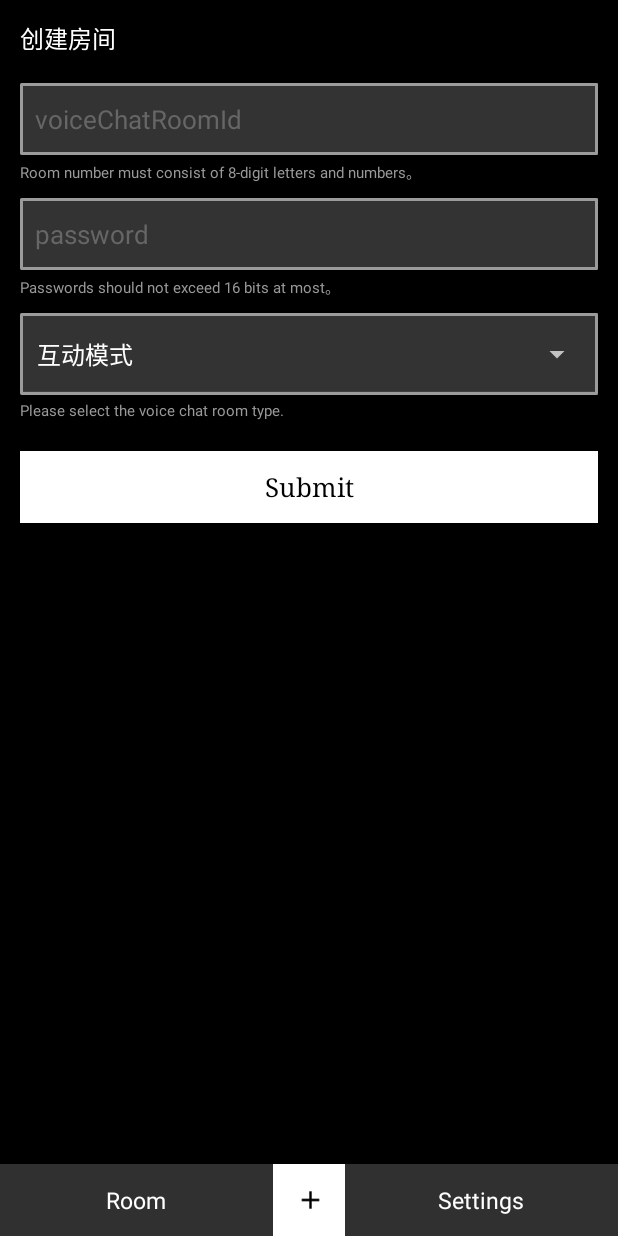
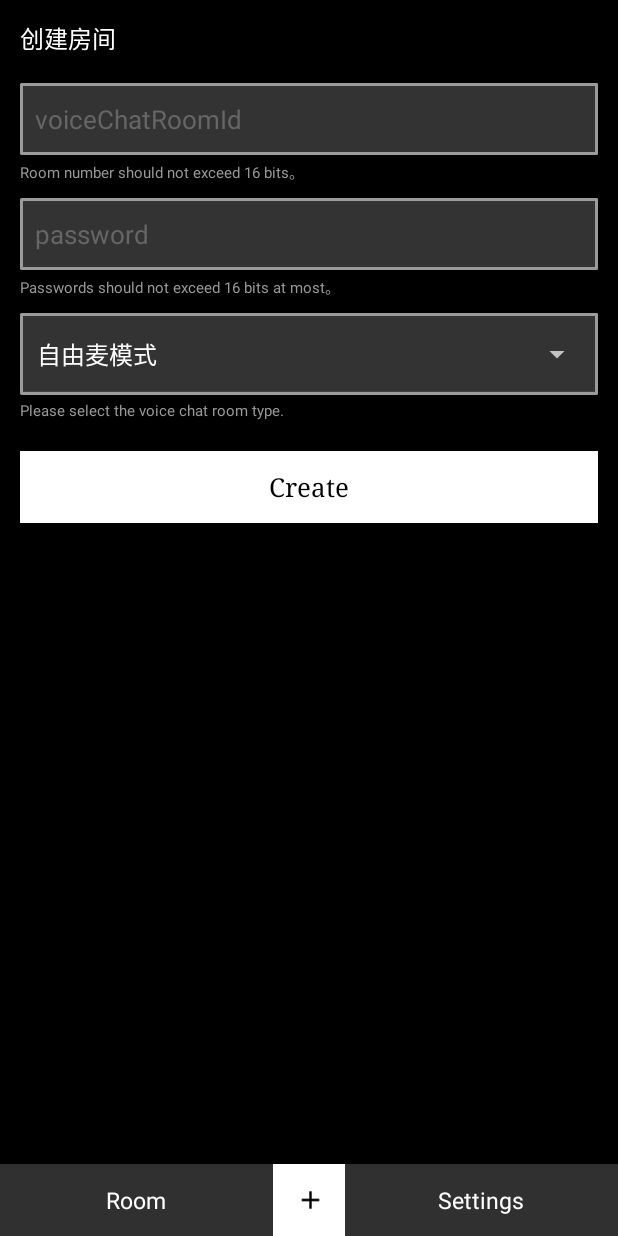
Before and after one commit to easemob/liveroom-android, an Android app: the fragment CreateFragment placed in its activity, on a phone screen of 412 x 824 dp. Run offline under Robolectric (Android 15) with nearby library versions, the phone set to English and light mode, and no system bars; our stand-ins replace Volley; network calls fail; 1 statement that could not run was skipped.

Commit message:
修改创建语聊房间界面UI

```diff
--- a/app/src/main/java/com/hyphenate/liveroom/ui/CreateFragment.java
+++ b/app/src/main/java/com/hyphenate/liveroom/ui/CreateFragment.java
@@ -100,9 +100,9 @@ public class CreateFragment extends BaseFragment implements View.OnClickListener
             return;
         }
 
-        if (TextUtils.isEmpty(password)) {
+        if (roomName.length() > 16 || password.length() > 16) {
             easeTipDialog = new EaseTipDialog.Builder(getContext()).setStyle(EaseTipDialog.TipDialogStyle.ERROR)
-                    .setTitle(R.string.tip_error).setMessage(R.string.tip_plz_input_account_and_pwd).build();
+                    .setTitle(R.string.tip_error).setMessage(R.string.tip_plz_username_password_not_exceed_16_bits).build();
             easeTipDialog.show();
             return;
         }
@@ -146,7 +146,7 @@ public class CreateFragment extends BaseFragment implements View.OnClickListener
         dismissTipDialog();
     }
 
-    private void dismissTipDialog(){
+    private void dismissTipDialog() {
         if (easeTipDialog != null && easeTipDialog.isShowing()) {
             easeTipDialog.dismiss();
         }
--- a/app/src/main/res/layout/fragment_create.xml
+++ b/app/src/main/res/layout/fragment_create.xml
@@ -16,13 +16,14 @@
         android:id="@+id/et_room_name"
         style="@style/login_input_style"
         android:layout_marginTop="18dp"
-        android:hint="@string/voice_chatroom_id" />
+        android:hint="@string/voice_chatroom_id"
+        android:maxLength="16" />
 
     <TextView
         android:layout_width="match_parent"
         android:layout_height="wrap_content"
         android:layout_marginTop="3dp"
-        android:text="@string/room_number_must_consist_of_8_digit_letters_and_numbers"
+        android:text="@string/room_number_should_not_exceed_16_bits_at_most"
         android:textColor="@color/text_color_gray"
         android:textSize="10sp" />
 
@@ -31,7 +32,8 @@
         style="@style/login_input_style"
         android:layout_marginTop="10dp"
         android:hint="@string/password"
-        android:inputType="textPassword" />
+        android:inputType="textPassword"
+        android:maxLength="16" />
 
     <TextView
         android:layout_width="match_parent"
@@ -66,5 +68,5 @@
         android:id="@+id/btn_create"
         style="@style/login_button_style"
         android:layout_marginTop="20dp"
-        android:text="@string/submit" />
+        android:text="@string/create" />
 </LinearLayout>
--- a/app/src/main/res/values/arrays.xml
+++ b/app/src/main/res/values/arrays.xml
@@ -1,7 +1,7 @@
 <?xml version="1.0" encoding="utf-8"?>
 <resources>
     <string-array name="type">
-        <item>互动模式</item>
+        <item>自由麦模式</item>
         <item>主持模式</item>
         <item>抢麦模式</item>
     </string-array>
--- a/app/src/main/res/values/strings.xml
+++ b/app/src/main/res/values/strings.xml
@@ -32,11 +32,12 @@
     <!-- create voice chatroom start -->
     <string name="create_voice_chat_room">Create VoiceChatRoom</string>
     <string name="voice_chatroom_id">voiceChatRoomId</string>
-    <string name="room_number_must_consist_of_8_digit_letters_and_numbers">Room number must consist of 8-digit letters and numbers。</string>
+    <string name="room_number_should_not_exceed_16_bits_at_most">Room number should not exceed 16 bits。</string>
     <string name="password_should_not_exceed_16_bits_at_most">Passwords should not exceed 16 bits at most。</string>
     <string name="room_type_choice">Please select the voice chat room type.</string>
-    <string name="submit">Submit</string>
+    <string name="create">Create</string>
     <string name="tip_plz_input_account_and_pwd">Please input account and password!</string>
+    <string name="tip_plz_username_password_not_exceed_16_bits">User name and password should not exceed 16 bits!</string>
     <string name="tip_create_chat_room_failed">Create ChatRoom Failed, errorCode:%d, desc: %s</string>
     <!-- create voice chatroom end -->
 
```
Also changed, not shown: 1 other file.
